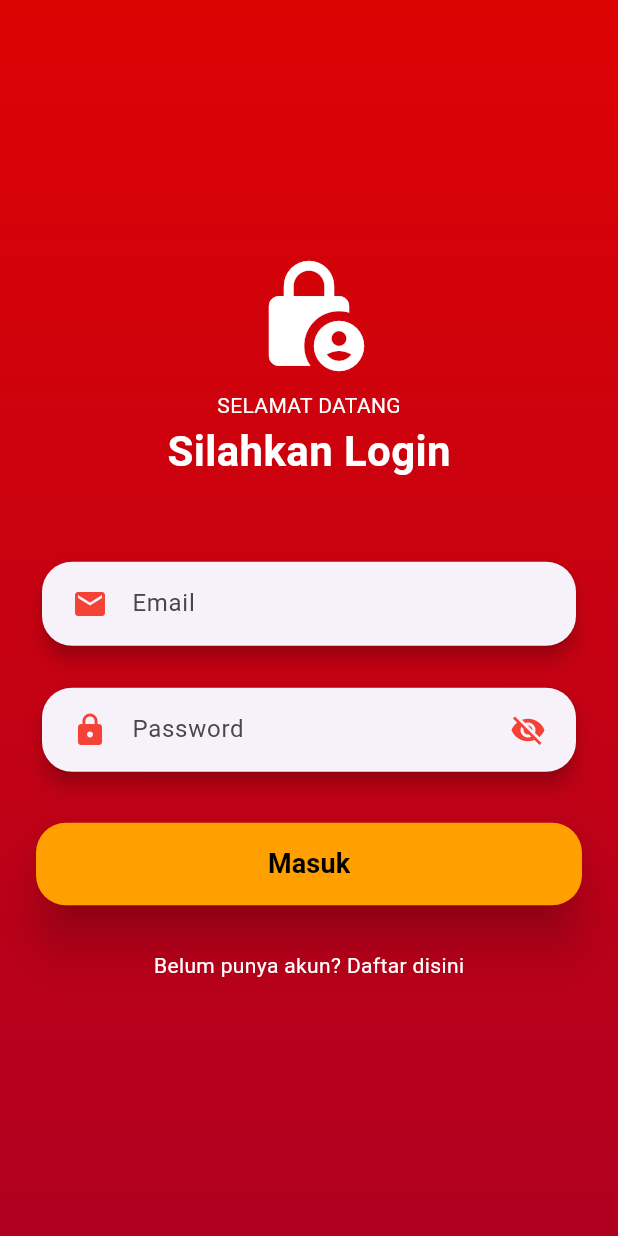
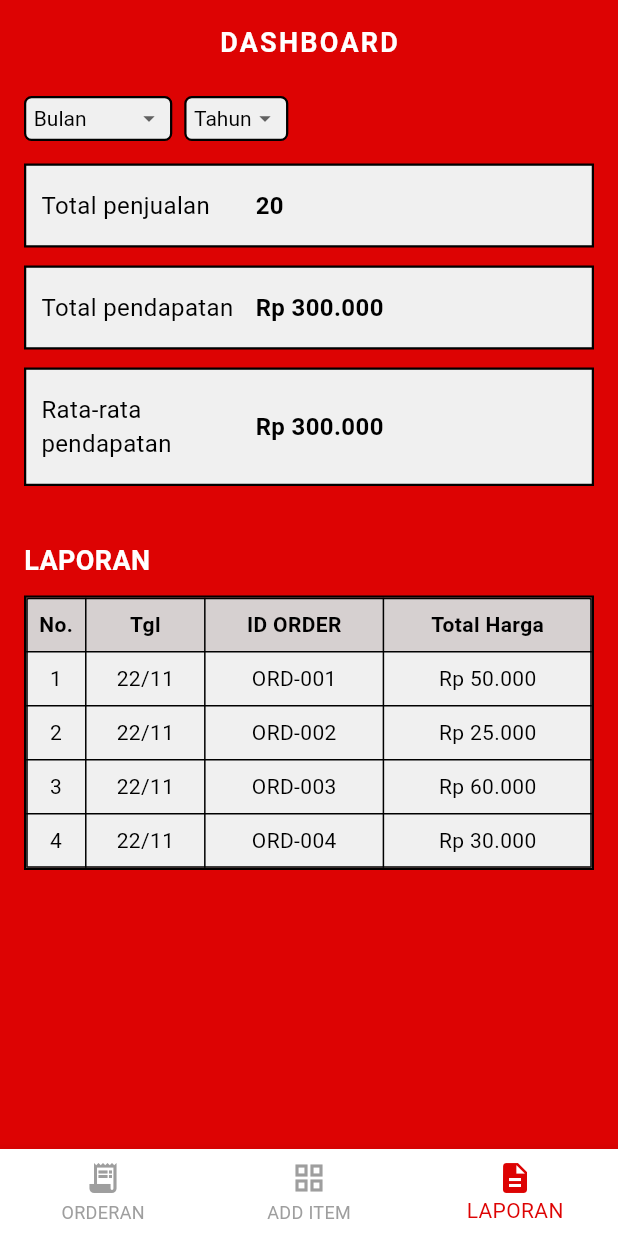
Before and after one commit to IsnaAinur/sumtime, a Flutter app: the screen it shows after launch, on a phone screen of 412 x 824 dp. Run offline on Flutter 3.47's test engine with Material 3 defaults, Android fonts, the light colour scheme and no system bars.

Commit message:
Tambah fitur laporan  (bagian admin)

```diff
--- /dev/null
+++ b/lib/laporan.dart
@@ -0,0 +1,243 @@
+import 'package:flutter/material.dart';
+
+class ReportItem {
+  final int no;
+  final String date;
+  final String orderId;
+  final String totalHarga;
+
+  ReportItem(this.no, this.date, this.orderId, this.totalHarga);
+}
+
+class LaporanPage extends StatefulWidget {
+  const LaporanPage({super.key});
+
+  @override
+  State<LaporanPage> createState() => _LaporanPageState();
+}
+
+class _LaporanPageState extends State<LaporanPage> {
+  final int _totalPenjualan = 20;
+  final String _totalPendapatan = 'Rp 300.000';
+  final String _rataRataPendapatan = 'Rp 300.000';
+
+  String? _selectedBulan = 'Bulan';
+  String? _selectedTahun = 'Tahun';
+  int _selectedIndex = 2;
+
+  final List<ReportItem> _reportData = [
+    ReportItem(1, '22/11', 'ORD-001', 'Rp 50.000'),
+    ReportItem(2, '22/11', 'ORD-002', 'Rp 25.000'),
+    ReportItem(3, '22/11', 'ORD-003', 'Rp 60.000'),
+    ReportItem(4, '22/11', 'ORD-004', 'Rp 30.000'),
+  ];
+
+  void _fetchReportData() {
+  }
+
+  void _onItemTapped(int index) {
+    setState(() {
+      _selectedIndex = index;
+    });
+  }
+
+  // Ringkasan
+  Widget _buildSummaryBox(String title, String value) {
+    return Container(
+      margin: const EdgeInsets.only(bottom: 12),
+      padding: const EdgeInsets.symmetric(horizontal: 10, vertical: 15),
+      decoration: BoxDecoration(
+        border: Border.all(color: Colors.black, width: 1.5),
+        borderRadius: BorderRadius.circular(0),
+        color: const Color(0xFFF0F0F0),
+      ),
+      child: Row(
+        children: [
+          Expanded(
+            flex: 2,
+            child: Text(
+              title,
+              style: const TextStyle(fontSize: 16, color: Colors.black),
+            ),
+          ),
+          Expanded(
+            flex: 3,
+            child: Text(
+              value,
+              textAlign: TextAlign.left,
+              style: const TextStyle(fontSize: 16, fontWeight: FontWeight.bold, color: Colors.black),
+            ),
+          ),
+        ],
+      ),
+    );
+  }
+
+  // Dropdown Filter
+  Widget _buildFilterDropdown(String label, String? selectedValue, List<String> items, Function(String?) onChanged) {
+    List<String> displayItems = [label, ...items];
+    String? displayValue = selectedValue != null && items.contains(selectedValue) ? selectedValue : label;
+
+    return Container(
+      height: 30,
+      margin: const EdgeInsets.only(right: 8),
+      padding: const EdgeInsets.symmetric(horizontal: 5),
+      decoration: BoxDecoration(
+        border: Border.all(color: Colors.black, width: 1.5),
+        borderRadius: BorderRadius.circular(5),
+        color: const Color(0xFFF0F0F0),
+      ),
+      child: DropdownButtonHideUnderline(
+        child: DropdownButton<String>(
+          value: displayValue,
+          iconSize: 18,
+          style: const TextStyle(fontSize: 14, color: Colors.black),
+          items: displayItems.map<DropdownMenuItem<String>>((String value) {
+            return DropdownMenuItem<String>(
+              value: value,
+              child: Text(value),
+            );
+          }).toList(),
+          onChanged: (String? newValue) {
+            if (newValue != label) {
+              onChanged(newValue);
+            }
+          },
+        ),
+      ),
+    );
+  }
+
+  // Tabel Laporan
+  Widget _buildReportTable(List<ReportItem> data) {
+    return Container(
+      decoration: BoxDecoration(
+        border: Border.all(color: Colors.black, width: 1.5),
+      ),
+      child: Table(
+        columnWidths: const {
+          0: FlexColumnWidth(1.0),
+          1: FlexColumnWidth(2.0),
+          2: FlexColumnWidth(3.0),
+          3: FlexColumnWidth(3.5),
+        },
+        border: TableBorder.all(color: Colors.black, width: 1.0),
+        children: [
+          const TableRow(
+            decoration: BoxDecoration(color: Color(0xFFD6D0D0)),
+            children: [
+              TableCell(child: Center(child: Padding(padding: EdgeInsets.all(8.0), child: Text('No.', style: TextStyle(fontWeight: FontWeight.bold, color: Colors.black))))),
+              TableCell(child: Center(child: Padding(padding: EdgeInsets.all(8.0), child: Text('Tgl', style: TextStyle(fontWeight: FontWeight.bold, color: Colors.black))))),
+              TableCell(child: Center(child: Padding(padding: EdgeInsets.all(8.0), child: Text('ID ORDER', style: TextStyle(fontWeight: FontWeight.bold, color: Colors.black))))),
+              TableCell(child: Center(child: Padding(padding: EdgeInsets.all(8.0), child: Text('Total Harga', style: TextStyle(fontWeight: FontWeight.bold, color: Colors.black))))),
+            ],
+          ),
+          ...data.map((item) => TableRow(
+            decoration: const BoxDecoration(color: Color(0xFFF0F0F0)),
+            children: [
+              TableCell(child: Center(child: Padding(padding: const EdgeInsets.all(8.0), child: Text(item.no.toString(), style: const TextStyle(color: Colors.black))))),
+              TableCell(child: Center(child: Padding(padding: const EdgeInsets.all(8.0), child: Text(item.date, style: const TextStyle(color: Colors.black))))),
+              TableCell(child: Center(child: Padding(padding: const EdgeInsets.all(8.0), child: Text(item.orderId, style: const TextStyle(color: Colors.black))))),
+              TableCell(child: Center(child: Padding(padding: const EdgeInsets.all(8.0), child: Text(item.totalHarga, style: const TextStyle(color: Colors.black))))),
+            ],
+          )),
+        ],
+      ),
+    );
+  }
+
+  @override
+  Widget build(BuildContext context) {
+    const Color mainBackgroundColor = Color(0xFFDD0303);
+
+    return Scaffold(
+      backgroundColor: mainBackgroundColor,
+
+      appBar: AppBar(
+        title: const Text(
+          'DASHBOARD',
+          style: TextStyle(fontWeight: FontWeight.bold, fontSize: 18, letterSpacing: 1.5),
+        ),
+        centerTitle: true,
+        backgroundColor: mainBackgroundColor,
+        foregroundColor: Colors.white,
+        elevation: 0,
+      ),
+
+      body: SingleChildScrollView(
+        padding: const EdgeInsets.symmetric(horizontal: 16.0, vertical: 8.0),
+        child: Column(
+          crossAxisAlignment: CrossAxisAlignment.start,
+          children: <Widget>[
+            Row(
+              children: [
+                _buildFilterDropdown(
+                  'Bulan',
+                  _selectedBulan,
+                  const ['Januari', 'Februari', 'Maret', 'April', 'Mei', 'Juni', 'Juli', 'Agustus', 'September', 'Oktober', 'November', 'Desember'],
+                  (String? newValue) {
+                    setState(() {
+                      _selectedBulan = newValue;
+                    });
+                    _fetchReportData();
+                  },
+                ),
+                _buildFilterDropdown(
+                  'Tahun',
+                  _selectedTahun,
+                  const ['2024', '2025', '2026'],
+                  (String? newValue) {
+                    setState(() {
+                      _selectedTahun = newValue;
+                    });
+                    _fetchReportData();
+                  },
+                ),
+              ],
+            ),
+
+            const SizedBox(height: 15),
+
+            _buildSummaryBox('Total penjualan', '$_totalPenjualan'),
+            _buildSummaryBox('Total pendapatan', _totalPendapatan),
+            _buildSummaryBox('Rata-rata pendapatan', _rataRataPendapatan),
+
+            const SizedBox(height: 25),
+
+            const Text(
+              'LAPORAN',
+              style: TextStyle(fontSize: 18, fontWeight: FontWeight.bold, color: Colors.white),
+            ),
+            const SizedBox(height: 10),
+
+            _buildReportTable(_reportData),
+          ],
+        ),
+      ),
+
+      bottomNavigationBar: BottomNavigationBar(
+        items: <BottomNavigationBarItem>[
+          BottomNavigationBarItem(
+            icon: Icon(Icons.receipt_long, color: _selectedIndex == 0 ? mainBackgroundColor : Colors.grey),
+            label: 'ORDERAN',
+          ),
+          BottomNavigationBarItem(
+            icon: Icon(Icons.grid_view, color: _selectedIndex == 1 ? mainBackgroundColor : Colors.grey),
+            label: 'ADD ITEM',
+          ),
+          BottomNavigationBarItem(
+            icon: Icon(Icons.description, color: _selectedIndex == 2 ? mainBackgroundColor : Colors.grey),
+            label: 'LAPORAN',
+          ),
+        ],
+        currentIndex: _selectedIndex,
+        selectedItemColor: mainBackgroundColor,
+        unselectedItemColor: Colors.grey,
+        showUnselectedLabels: true,
+        onTap: _onItemTapped,
+        type: BottomNavigationBarType.fixed,
+        backgroundColor: Colors.white,
+      ),
+    );
+  }
+}
--- a/lib/main.dart
+++ b/lib/main.dart
@@ -1,13 +1,12 @@
 import 'package:flutter/material.dart';
-import 'login.dart';
-import 'beranda.dart';
+import 'laporan.dart';
 
 void main() {
-  runApp(const MyApp());
+  runApp(const SumTimeApp());
 }
 
-class MyApp extends StatelessWidget {
-  const MyApp({super.key});
+class SumTimeApp extends StatelessWidget {
+  const SumTimeApp({super.key});
 
   @override
   Widget build(BuildContext context) {
@@ -17,11 +16,9 @@ class MyApp extends StatelessWidget {
       theme: ThemeData(
         primarySwatch: Colors.orange,
       ),
-      // Atur route ke login dan beranda
       initialRoute: '/',
       routes: {
-        '/': (context) => const LoginPage(),
-        '/home': (context) => const BerandaPage(),
+        '/': (context) => const LaporanPage(),
       },
     );
   }
```
